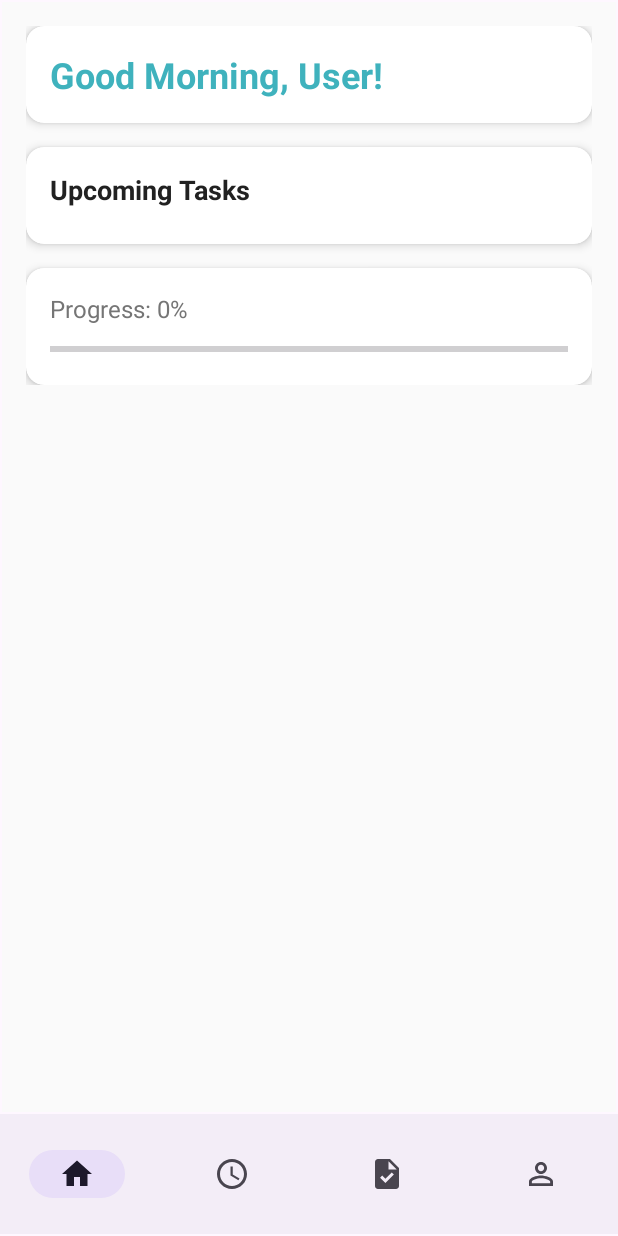
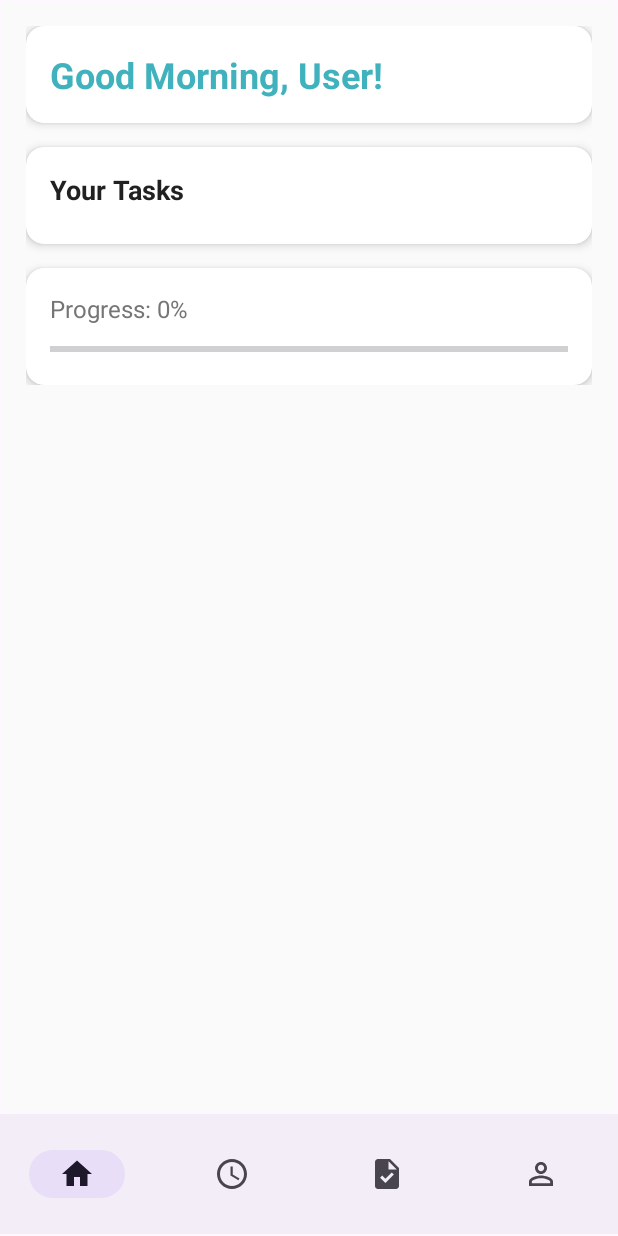
Before and after one commit to smilee1111/pr-voir_planner_application, an Android app: the HomeFragment screen opened directly, with no data from a screen before it, on a phone screen of 412 x 824 dp. Run offline under Robolectric (Android 15) with nearby library versions, the phone set to English and light mode, and no system bars; our stand-ins replace Firebase (no records; nobody signed in at launch, a user with empty details on screens opened directly).

```diff
--- a/Prvoir_Planner/app/src/main/res/layout/fragment_home.xml
+++ b/Prvoir_Planner/app/src/main/res/layout/fragment_home.xml
@@ -50,7 +50,7 @@
                     android:id="@+id/textViewUpcomingTasks"
                     android:layout_width="wrap_content"
                     android:layout_height="wrap_content"
-                    android:text="Upcoming Tasks"
+                    android:text="Your Tasks"
                     android:textSize="18sp"
                     android:textStyle="bold"
                     android:textColor="@color/text_primary"
--- a/Prvoir_Planner/app/src/main/res/layout/item_task.xml
+++ b/Prvoir_Planner/app/src/main/res/layout/item_task.xml
@@ -60,4 +60,6 @@
         android:textSize="14sp"
         android:textColor="@android:color/holo_green_dark" />
 
+
+
 </LinearLayout>
--- a/Prvoir_Planner/app/src/main/res/values/colors.xml
+++ b/Prvoir_Planner/app/src/main/res/values/colors.xml
@@ -25,4 +25,8 @@
     <!-- Additional colors -->
     <color name="error">#F44336</color>
     <color name="success">#4CAF50</color>
+    <!-- New priority colors -->
+    <color name="priority_high">#F44336</color> <!-- Red -->
+    <color name="priority_medium">#FFCA28</color> <!-- Yellow -->
+    <color name="priority_low">#4CAF50</color> <!-- Green -->
 </resources>
```
Also changed, not shown: Prvoir_Planner/app/src/main/java/com/example/pr_voir_planner/adapter/DashboardAdapter.kt (+14 -1 lines), Prvoir_Planner/app/src/main/java/com/example/pr_voir_planner/adapter/TaskAdapter.kt (+15 -4 lines).
